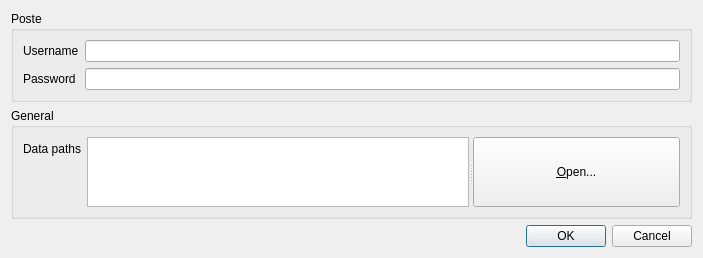
Qt form src/movsviewer/resources/settingsui.ui (ZeeD/movs-viewer) before a commit.
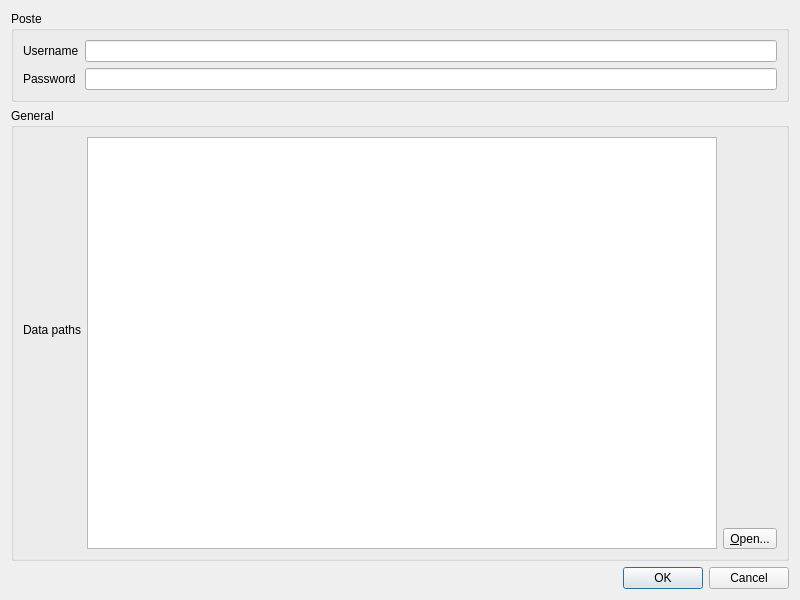
The same form after that commit.

Commit message: nits and bits

```diff
--- a/src/movsviewer/resources/settingsui.ui
+++ b/src/movsviewer/resources/settingsui.ui
@@ -6,66 +6,29 @@
    <rect>
     <x>0</x>
     <y>0</y>
-    <width>703</width>
-    <height>247</height>
+    <width>800</width>
+    <height>600</height>
    </rect>
   </property>
   <property name="windowTitle">
    <string>Dialog</string>
   </property>
-  <layout class="QGridLayout" name="gridLayout">
-   <item row="2" column="0">
-    <widget class="QDialogButtonBox" name="buttonBox">
-     <property name="orientation">
-      <enum>Qt::Horizontal</enum>
-     </property>
-     <property name="standardButtons">
-      <set>QDialogButtonBox::Cancel|QDialogButtonBox::Ok</set>
-     </property>
-    </widget>
-   </item>
-   <item row="1" column="0">
-    <widget class="QGroupBox" name="groupBox_2">
-     <property name="title">
-      <string>General</string>
-     </property>
-     <layout class="QFormLayout" name="formLayout">
-      <item row="0" column="0">
-       <widget class="QLabel" name="label_3">
-        <property name="text">
-         <string>Data paths</string>
-        </property>
-       </widget>
-      </item>
-      <item row="0" column="1">
-       <widget class="QSplitter" name="splitter">
-        <property name="orientation">
-         <enum>Qt::Horizontal</enum>
-        </property>
-        <widget class="QPlainTextEdit" name="dataPaths">
-         <property name="sizeAdjustPolicy">
-          <enum>QAbstractScrollArea::AdjustToContents</enum>
-         </property>
-         <property name="readOnly">
-          <bool>true</bool>
-         </property>
-        </widget>
-        <widget class="QToolButton" name="openFileChooser">
-         <property name="text">
-          <string>&amp;Open...</string>
-         </property>
-        </widget>
-       </widget>
-      </item>
-     </layout>
-    </widget>
-   </item>
-   <item row="0" column="0">
+  <layout class="QVBoxLayout" name="verticalLayout">
+   <item>
     <widget class="QGroupBox" name="groupBox">
+     <property name="sizePolicy">
+      <sizepolicy hsizetype="Preferred" vsizetype="Fixed">
+       <horstretch>0</horstretch>
+       <verstretch>0</verstretch>
+      </sizepolicy>
+     </property>
      <property name="title">
       <string>Poste</string>
      </property>
      <layout class="QFormLayout" name="formLayout_2">
+      <property name="sizeConstraint">
+       <enum>QLayout::SizeConstraint::SetDefaultConstraint</enum>
+      </property>
       <item row="0" column="0">
        <widget class="QLabel" name="label">
         <property name="text">
@@ -89,6 +52,52 @@
      </layout>
     </widget>
    </item>
+   <item>
+    <widget class="QGroupBox" name="groupBox_2">
+     <property name="title">
+      <string>General</string>
+     </property>
+     <layout class="QGridLayout" name="gridLayout_2">
+      <property name="sizeConstraint">
+       <enum>QLayout::SizeConstraint::SetMaximumSize</enum>
+      </property>
+      <item row="0" column="0">
+       <widget class="QLabel" name="label_3">
+        <property name="text">
+         <string>Data paths</string>
+        </property>
+       </widget>
+      </item>
+      <item row="0" column="1" rowspan="2">
+       <widget class="QPlainTextEdit" name="dataPaths">
+        <property name="sizeAdjustPolicy">
+         <enum>QAbstractScrollArea::SizeAdjustPolicy::AdjustToContents</enum>
+        </property>
+        <property name="readOnly">
+         <bool>true</bool>
+        </property>
+       </widget>
+      </item>
+      <item row="1" column="2">
+       <widget class="QToolButton" name="openFileChooser">
+        <property name="text">
+         <string>&amp;Open...</string>
+        </property>
+       </widget>
+      </item>
+     </layout>
+    </widget>
+   </item>
+   <item>
+    <widget class="QDialogButtonBox" name="buttonBox">
+     <property name="orientation">
+      <enum>Qt::Orientation::Horizontal</enum>
+     </property>
+     <property name="standardButtons">
+      <set>QDialogButtonBox::StandardButton::Cancel|QDialogButtonBox::StandardButton::Ok</set>
+     </property>
+    </widget>
+   </item>
   </layout>
  </widget>
  <resources/>
```
The commit also changes 2 other files.
